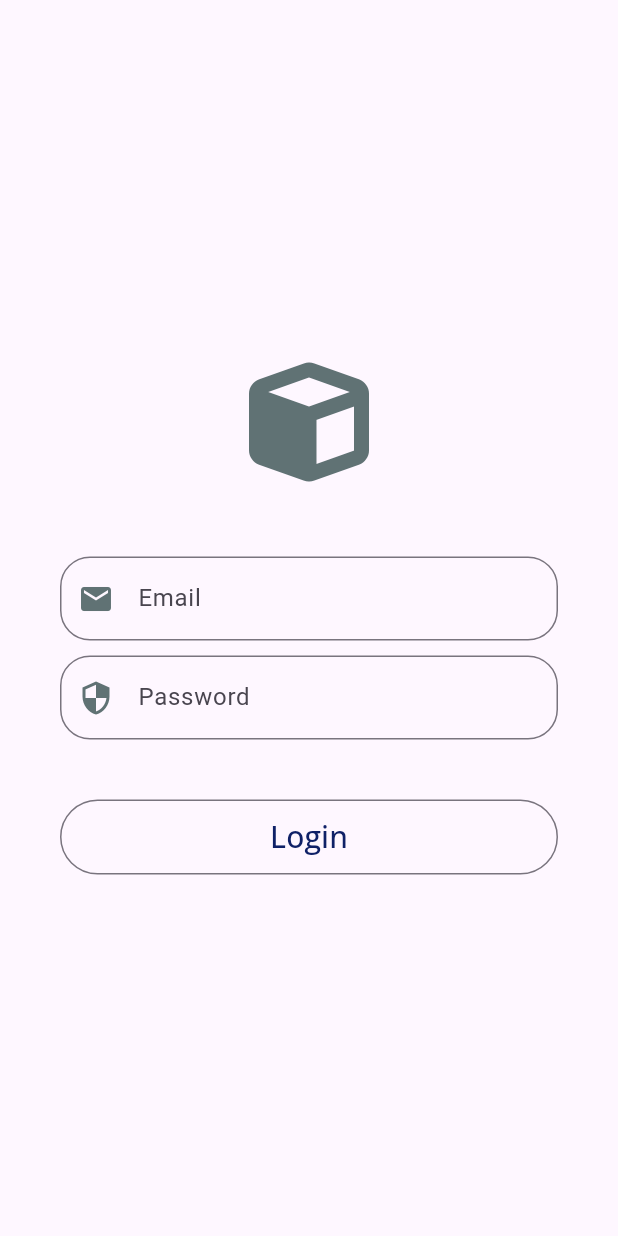
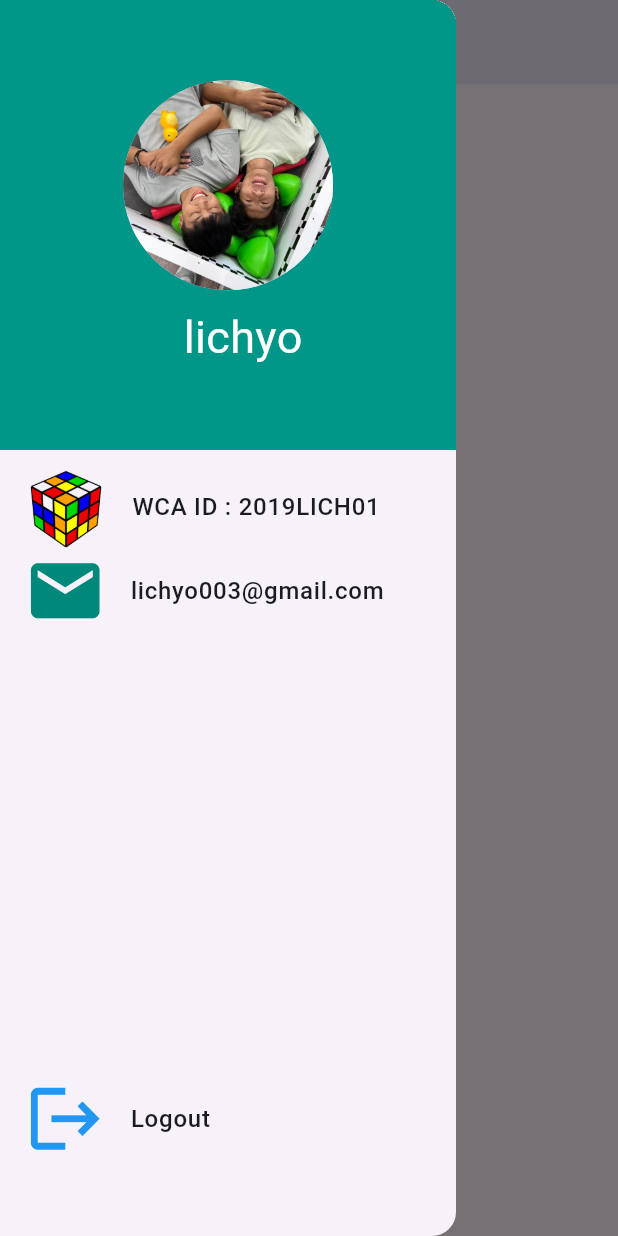
Before and after one commit to Lichyo/CyCube, a Flutter app: the screen it shows after launch, with the side drawer open (before the commit the screen has no drawer), on a phone screen of 412 x 824 dp. Run offline on Flutter 3.47's test engine with Material 3 defaults, Android fonts, the phone set to English and light mode, and no system bars; our stand-ins replace firebase_auth, firebase_core, firebase_storage, font_awesome_flutter, google_fonts, image_picker; accounts and stored records are empty; Roboto replaces fonts that are missing (Aboreto, Ubuntu).

Commit message:
New cube model (#5)
* update with branch

* store temp cube

* build new rubiks cube model with 3D matrix

```diff
--- /dev/null
+++ b/lib/components/drawer.dart
@@ -0,0 +1,100 @@
+import 'package:flutter/material.dart';
+import 'package:cube/service/auth_service.dart';
+import 'package:google_fonts/google_fonts.dart';
+
+class CustomDrawer extends StatelessWidget {
+  const CustomDrawer({
+    super.key,
+    required AuthService auth,
+  }) : _auth = auth;
+
+  final AuthService _auth;
+
+  @override
+  Widget build(BuildContext context) {
+    return Drawer(
+      elevation: 10,
+      child: Column(
+        mainAxisAlignment: MainAxisAlignment.start,
+        crossAxisAlignment: CrossAxisAlignment.start,
+        children: [
+          Container(
+            height: 300,
+            color: Colors.teal,
+            child: Column(
+              mainAxisAlignment: MainAxisAlignment.center,
+              children: [
+                const Center(
+                  child: CircleAvatar(
+                    radius: 70,
+                    backgroundImage: AssetImage('assets/images/lichyo.jpg'),
+                  ),
+                ),
+                Padding(
+                  padding: const EdgeInsets.only(top: 10.0, left: 20.0),
+                  child: Text(
+                    'lichyo',
+                    style: GoogleFonts.getFont(
+                      'Ubuntu',
+                      color: Colors.white,
+                      fontSize: 30.0,
+                    ),
+                  ),
+                ),
+              ],
+            ),
+          ),
+          const SizedBox(
+            height: 10,
+          ),
+          ListTile(
+            leading: Image.asset(
+              'assets/images/cube.png',
+            ),
+            title: const Text(
+              'WCA ID : 2019LICH01',
+              style: TextStyle(
+                fontWeight: FontWeight.w500,
+              ),
+            ),
+          ),
+          ListTile(
+            leading: Icon(
+              Icons.email,
+              size: 55.0,
+              color: Colors.teal.shade600,
+            ),
+            title: const Text(
+              'lichyo003@gmail.com',
+              style: TextStyle(
+                fontWeight: FontWeight.w500,
+              ),
+            ),
+          ),
+          const Expanded(child: SizedBox()),
+          GestureDetector(
+            onTap: () async {
+              await _auth.logout();
+            },
+            child: ListTile(
+              leading: Icon(
+                Icons.logout,
+                size: 55.0,
+                color: Colors.blue.shade500,
+              ),
+              title: const Text(
+                'Logout',
+                style: TextStyle(
+                  fontWeight: FontWeight.w500,
+                ),
+              ),
+            ),
+          ),
+          const SizedBox(
+            height: 50.0,
+          ),
+        ],
+      ),
+    );
+  }
+}
--- /dev/null
+++ b/lib/cube.dart
@@ -0,0 +1,46 @@
+import 'dart:math';
+
+import 'cube_component.dart';
+import 'package:flutter/material.dart';
+
+class Cube extends StatelessWidget {
+  List<Widget> cube = [];
+
+  Cube({super.key}) {
+    final CubeComponent pieceCube = CubeComponent();
+    final pieceCubeWidth = pieceCube.cubeWidth;
+
+    cube.add(
+      Transform(
+        transform: Matrix4.identity(),
+        child: CubeComponent(
+          isBlack: true,
+        ),
+      ),
+    );
+    for (int z = -1; z < 2; z++) {
+      for (int y = -1; y < 2; y++) {
+        for (int x = -1; x < 2; x++) {
+          cube.add(
+            Transform(
+              transform: Matrix4.identity()
+                ..translate(
+                  x * pieceCubeWidth, // 向右遞增
+                  -y * pieceCubeWidth, // 向下遞增
+                  z * pieceCubeWidth, // 向前遞增
+                ),
+              child: pieceCube,
+            ),
+          );
+        }
+      }
+    }
+  }
+
+  @override
+  Widget build(BuildContext context) {
+    return Stack(
+      children: cube,
+    );
+  }
+}
--- a/lib/cube/service/cube_rotation.dart
+++ /dev/null
@@ -1,142 +0,0 @@
-import 'package:flutter/material.dart';
-import 'dart:math';
-import 'package:cube/cube/components/cube_face.dart';
-import '../model/cube_rotattion.dart';
-
-enum Facing { top, bottom, left, right, front, back }
-
-class CubeRotation {
-  Rotate currentRotation = Rotate();
-  List<Widget> cubes = [];
-
-  CubeRotation() {
-    updateCube();
-  }
-
-  Map<Facing, Widget> cube = {
-    Facing.top: Transform(
-      origin: const Offset(0, 0),
-      transform: Matrix4.identity()
-        ..translate(0.0, 0.0, -150.0)
-        ..rotateX(pi / 2),
-      child: const CubeFace(
-        color: Colors.white,
-      ),
-    ),
-    Facing.bottom: Transform(
-      origin: const Offset(0, 0),
-      transform: Matrix4.identity()
-        ..translate(0.0, 300.0, -150.0)
-        ..rotateX(pi / 2),
-      child: const CubeFace(
-        color: Colors.yellow,
-      ),
-    ),
-    Facing.left: Transform(
-      origin: const Offset(0, 0),
-      transform: Matrix4.identity()
-        ..translate(0.0, 0.0, -150.0)
-        ..rotateY(-pi / 2),
-      child: const CubeFace(
-        color: Colors.orange,
-      ),
-    ),
-    Facing.right: Transform(
-      origin: const Offset(0, 0),
-      transform: Matrix4.identity()
-        ..translate(300.0, 0.0, -150.0)
-        ..rotateY(-pi / 2),
-      child: const CubeFace(
-        color: Colors.red,
-      ),
-    ),
-    Facing.front: Transform(
-      origin: const Offset(0, 0),
-      transform: Matrix4.identity()..translate(0.0, 0.0, 150.0),
-      child: const CubeFace(
-        color: Colors.green,
-      ),
-    ),
-    Facing.back: Transform(
-      origin: const Offset(0, 0),
-      transform: Matrix4.identity()..translate(0.0, 0.0, -150.0),
-      child: const CubeFace(
-        color: Colors.blue,
-      ),
-    ),
-  };
-
-  List<Widget> updateCube() {
-    cubes = [];
-    cubes.add(cube[Facing.bottom]!);
-    cubes.add(cube[Facing.back]!);
-    cubes.add(cube[Facing.left]!);
-    cubes.add(cube[Facing.right]!);
-    cubes.add(cube[Facing.top]!);
-    cubes.add(cube[Facing.front]!);
-    return cubes;
-  }
-
-  List<Widget> permutateCube({required Offset offset}) {
-    Rotate rotate = _calculateRotation(offset: offset);
-    // if (currentRotation.U < rotate.U) {
-    //   _rotateU();
-    // } else if (currentRotation.U > rotate.U) {
-    //   _rotateU();
-    //   _rotateU();
-    //   _rotateU();
-    // }
-    if (currentRotation.R > rotate.R) {
-      _rotateR();
-    } else if (currentRotation.R < rotate.R) {
-      _rotateR();
-      _rotateR();
-      _rotateR();
-    }
-    currentRotation = rotate;
-    return updateCube();
-  }
-
-  void _rotateR() {
-    Widget temp = cube[Facing.front]!;
-    cube[Facing.front] = cube[Facing.bottom]!;
-    cube[Facing.bottom] = cube[Facing.back]!;
-    cube[Facing.back] = cube[Facing.top]!;
-    cube[Facing.top] = temp;
-  }
-
-  void _rotateU() {
-    Widget temp = cube[Facing.left]!;
-    cube[Facing.left] = cube[Facing.front]!;
-    cube[Facing.front] = cube[Facing.right]!;
-    cube[Facing.right] = cube[Facing.back]!;
-    cube[Facing.back] = temp;
-  }
-
-  Rotate _calculateRotation({required Offset offset}) {
-    Rotate rotate = Rotate();
-    double dx = offset.dx;
-    double dy = offset.dy;
-
-    rotate.U = 0;
-    while (dx < -90) {
-      dx += 90;
-      rotate.U++;
-    }
-    while (dx > 90) {
-      dx -= 90;
-      rotate.U--;
-    }
-
-    rotate.R = 0;
-    while (dy < -90) {
-      dy += 90;
-      rotate.R++;
-    }
-    while (dy > 90) {
-      dy -= 90;
-      rotate.R--;
-    }
-    return rotate;
-  }
-}
--- /dev/null
+++ b/lib/cube_component.dart
@@ -0,0 +1,230 @@
+import 'package:flutter/material.dart';
+import 'dart:math';
+
+enum Facing { top, bottom, left, right, front, back }
+
+class CubeComponent extends StatelessWidget {
+  final double cubeWidth = 40;
+  Map<Facing, Widget> _cube = {};
+
+  CubeComponent({super.key, isBlack = false}) {
+    if (isBlack) {
+      _cube = {
+        Facing.top: Transform(
+          origin: const Offset(0, 0),
+          transform: Matrix4.identity()
+            ..translate(0.0, 0.0, -cubeWidth)
+            ..rotateX(pi / 2),
+          child: Container(
+            width: cubeWidth,
+            height: cubeWidth,
+            decoration: BoxDecoration(
+              color: Colors.black,
+              border: Border.all(color: Colors.black),
+              borderRadius: const BorderRadius.all(
+                Radius.circular(3),
+              ),
+            ),
+          ),
+        ),
+        Facing.bottom: Transform(
+          origin: const Offset(0, 0),
+          transform: Matrix4.identity()
+            ..translate(0.0, cubeWidth, -cubeWidth)
+            ..rotateX(pi / 2),
+          child: Container(
+            width: cubeWidth,
+            height: cubeWidth,
+            decoration: BoxDecoration(
+              color: Colors.black,
+              border: Border.all(color: Colors.black),
+              borderRadius: const BorderRadius.all(
+                Radius.circular(3),
+              ),
+            ),
+          ),
+        ),
+        Facing.left: Transform(
+          origin: const Offset(0, 0),
+          transform: Matrix4.identity()
+            ..translate(0.0, 0.0, -cubeWidth)
+            ..rotateY(-pi / 2),
+          child: Container(
+            width: cubeWidth,
+            height: cubeWidth,
+            decoration: BoxDecoration(
+              color: Colors.black,
+              border: Border.all(color: Colors.black),
+              borderRadius: const BorderRadius.all(
+                Radius.circular(3),
+              ),
+            ),
+          ),
+        ),
+        Facing.right: Transform(
+          origin: const Offset(0, 0),
+          transform: Matrix4.identity()
+            ..translate(cubeWidth, 0.0, -cubeWidth)
+            ..rotateY(-pi / 2),
+          child: Container(
+            width: cubeWidth,
+            height: cubeWidth,
+            decoration: BoxDecoration(
+              color: Colors.black,
+              border: Border.all(color: Colors.black),
+              borderRadius: const BorderRadius.all(
+                Radius.circular(3),
+              ),
+            ),
+          ),
+        ),
+        Facing.front: Transform(
+          origin: const Offset(0, 0),
+          transform: Matrix4.identity()..translate(0.0, 0.0, 0.0),
+          child: Container(
+            width: cubeWidth,
+            height: cubeWidth,
+            decoration: BoxDecoration(
+              color: Colors.black,
+              border: Border.all(color: Colors.black),
+              borderRadius: const BorderRadius.all(
+                Radius.circular(3),
+              ),
+            ),
+          ),
+        ),
+        Facing.back: Transform(
+          origin: const Offset(0, 0),
+          transform: Matrix4.identity()..translate(0.0, 0.0, -cubeWidth),
+          child: Container(
+            width: cubeWidth,
+            height: cubeWidth,
+            decoration: BoxDecoration(
+              color: Colors.black,
+              border: Border.all(color: Colors.black),
+              borderRadius: const BorderRadius.all(
+                Radius.circular(3),
+              ),
+            ),
+          ),
+        ),
+      };
+    } else {
+      _cube = {
+        Facing.top: Transform(
+          origin: const Offset(0, 0),
+          transform: Matrix4.identity()
+            ..translate(0.0, 0.0, -cubeWidth)
+            ..rotateX(pi / 2),
+          child: Container(
+            width: cubeWidth,
+            height: cubeWidth,
+            decoration: BoxDecoration(
+              color: Colors.white,
+              border: Border.all(color: Colors.black),
+              borderRadius: const BorderRadius.all(
+                Radius.circular(3),
+              ),
+            ),
+          ),
+        ),
+        Facing.bottom: Transform(
+          origin: const Offset(0, 0),
+          transform: Matrix4.identity()
+            ..translate(0.0, cubeWidth, -cubeWidth)
+            ..rotateX(pi / 2),
+          child: Container(
+            width: cubeWidth,
+            height: cubeWidth,
+            decoration: BoxDecoration(
+              color: Colors.yellow,
+              border: Border.all(color: Colors.black),
+              borderRadius: const BorderRadius.all(
+                Radius.circular(3),
+              ),
+            ),
+          ),
+        ),
+        Facing.left: Transform(
+          origin: const Offset(0, 0),
+          transform: Matrix4.identity()
+            ..translate(0.0, 0.0, -cubeWidth)
+            ..rotateY(-pi / 2),
+          child: Container(
+            width: cubeWidth,
+            height: cubeWidth,
+            decoration: BoxDecoration(
+              color: Colors.orange,
+              border: Border.all(color: Colors.black),
+              borderRadius: const BorderRadius.all(
+                Radius.circular(3),
+              ),
+            ),
+          ),
+        ),
+        Facing.right: Transform(
+          origin: const Offset(0, 0),
+          transform: Matrix4.identity()
+            ..translate(cubeWidth, 0.0, -cubeWidth)
+            ..rotateY(-pi / 2),
+          child: Container(
+            width: cubeWidth,
+            height: cubeWidth,
+            decoration: BoxDecoration(
+              color: Colors.red,
+              border: Border.all(color: Colors.black),
+              borderRadius: const BorderRadius.all(
+                Radius.circular(3),
+              ),
+            ),
+          ),
+        ),
+        Facing.front: Transform(
+          origin: const Offset(0, 0),
+          transform: Matrix4.identity()..translate(0.0, 0.0, 0.0),
+          child: Container(
+            width: cubeWidth,
+            height: cubeWidth,
+            decoration: BoxDecoration(
+              color: Colors.green,
+              border: Border.all(color: Colors.black),
+              borderRadius: const BorderRadius.all(
+                Radius.circular(3),
+              ),
+            ),
+          ),
+        ),
+        Facing.back: Transform(
+          origin: const Offset(0, 0),
+          transform: Matrix4.identity()..translate(0.0, 0.0, -cubeWidth),
+          child: Container(
+            width: cubeWidth,
+            height: cubeWidth,
+            decoration: BoxDecoration(
+              color: Colors.blue,
+              border: Border.all(color: Colors.black),
+              borderRadius: const BorderRadius.all(
+                Radius.circular(3),
+              ),
+            ),
+          ),
+        ),
+      };
+    }
+    _cubeFaces.add(_cube[Facing.back]!);
+    _cubeFaces.add(_cube[Facing.bottom]!);
+    _cubeFaces.add(_cube[Facing.left]!);
+    _cubeFaces.add(_cube[Facing.right]!);
+    _cubeFaces.add(_cube[Facing.top]!);
+    _cubeFaces.add(_cube[Facing.front]!);
+  }
+
+  final List<Widget> _cubeFaces = [];
+
+  @override
+  Widget build(BuildContext context) {
+    return Stack(
+      children: _cubeFaces,
+    );
+  }
+}
--- a/lib/main.dart
+++ b/lib/main.dart
@@ -3,6 +3,7 @@ import 'package:firebase_core/firebase_core.dart';
 import 'firebase_options.dart';
 import 'view/home_page.dart';
 import 'package:cube/view/auth_page.dart';
+import 'view/home_page.dart';
 
 void main() async {
   WidgetsFlutterBinding.ensureInitialized();
@@ -10,9 +11,9 @@ void main() async {
     options: DefaultFirebaseOptions.currentPlatform,
   );
   runApp(
-    MaterialApp(
+    const MaterialApp(
       debugShowCheckedModeBanner: false,
-      home: const AuthPage(),
+      home: RubiksCube(),
     ),
   );
 }
--- a/lib/service/auth_service.dart
+++ b/lib/service/auth_service.dart
@@ -24,4 +24,8 @@ class AuthService {
   Future<void> logout() async{
     await _auth.signOut();
   }
+
+  Future<User?> get currentUser async{
+    return _auth.currentUser;
+  }
 }
--- a/lib/view/auth_page.dart
+++ b/lib/view/auth_page.dart
@@ -1,4 +1,5 @@
 import 'package:cube/view/home_page.dart';
+import 'package:firebase_auth/firebase_auth.dart';
 import 'package:flutter/material.dart';
 import 'package:font_awesome_flutter/font_awesome_flutter.dart';
 import 'package:cube/service/auth_service.dart';
@@ -107,14 +108,12 @@ class _AuthPageState extends State<AuthPage> {
                           ),
                     );
                   }
+                  if (_auth.currentUser != null) {
                     Navigator.of(context).push(
                       MaterialPageRoute(
                         builder: (context) => const RubiksCube(),
                       ),
                     );
-                  await _auth.login(email: _email, password: _password);
-                  Navigator.of(context).push(MaterialPageRoute(
-                      builder: (context) => const RubiksCube()));
                   },
                 child: Text(
                   'Login',
```
Also changed, not shown: lib/cube/components/cube_face.dart (+20 -20 lines), lib/view/home_page.dart (+4 -57 lines), assets/images/cube.png (added), assets/images/lichyo.jpg, lib/cube/model/cube_rotation.dart (renamed from lib/cube/model/cube_rotattion.dart), 5 other files. Lines whose indentation alone changed are shown as unchanged.
